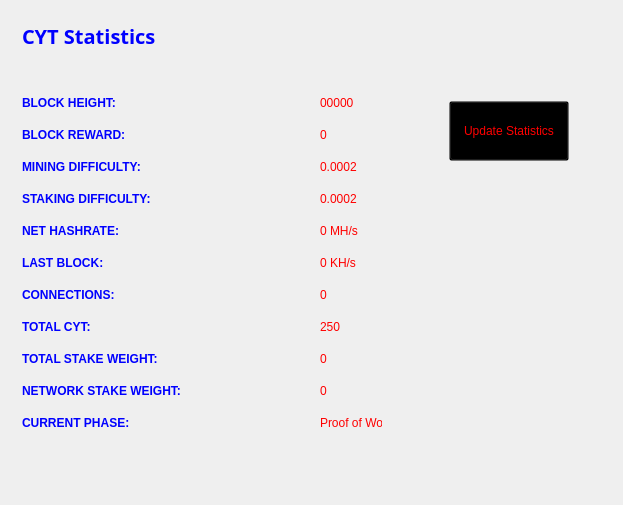
Before: the Qt Designer form src/qt/forms/statisticspage.ui in 010000110101100101010100/CYTN, drawn with Qt 5.
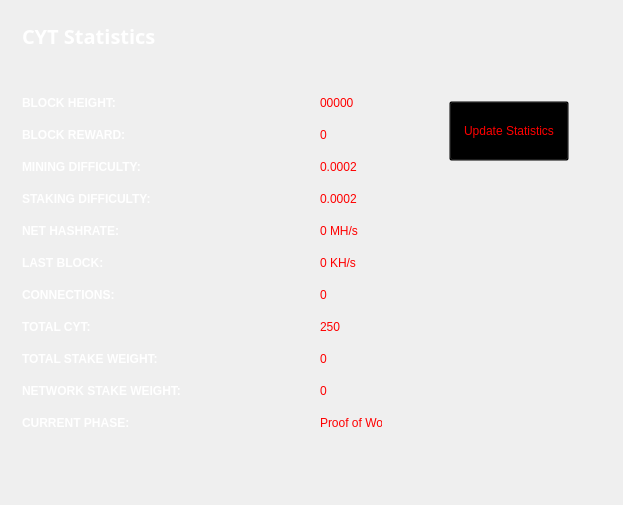
After: the same form once the commit is applied.

What changed in the file:
```diff
--- a/src/qt/forms/statisticspage.ui
+++ b/src/qt/forms/statisticspage.ui
@@ -91,7 +91,7 @@
            <string notr="true">color: rgb(0, 0, 255);</string>
           </property>
           <property name="text">
-           <string>&lt;html&gt;&lt;head/&gt;&lt;body&gt;&lt;p&gt;&lt;span style=&quot; font-weight:600; color: rgb(0, 0, 255);;&quot;&gt;BLOCK HEIGHT:&lt;/span&gt;&lt;/p&gt;&lt;/body&gt;&lt;/html&gt;</string>
+           <string>&lt;html&gt;&lt;head/&gt;&lt;body&gt;&lt;p&gt;&lt;span style=&quot; font-weight:600; color:#ffffff;&quot;&gt;BLOCK HEIGHT:&lt;/span&gt;&lt;/p&gt;&lt;/body&gt;&lt;/html&gt;</string>
           </property>
          </widget>
         </item>
@@ -111,7 +111,7 @@
            <string notr="true">color: rgb(0, 0, 255);</string>
           </property>
           <property name="text">
-           <string>&lt;html&gt;&lt;head/&gt;&lt;body&gt;&lt;p&gt;&lt;span style=&quot; font-weight:600; color: rgb(0, 0, 255);;&quot;&gt;BLOCK REWARD:&lt;/span&gt;&lt;/p&gt;&lt;/body&gt;&lt;/html&gt;</string>
+           <string>&lt;html&gt;&lt;head/&gt;&lt;body&gt;&lt;p&gt;&lt;span style=&quot; font-weight:600; color:#ffffff;&quot;&gt;BLOCK REWARD:&lt;/span&gt;&lt;/p&gt;&lt;/body&gt;&lt;/html&gt;</string>
           </property>
          </widget>
         </item>
@@ -131,7 +131,7 @@
            <string notr="true">color: rgb(0, 0, 255);</string>
           </property>
           <property name="text">
-           <string>&lt;html&gt;&lt;head/&gt;&lt;body&gt;&lt;p&gt;&lt;span style=&quot; font-weight:600; color: rgb(0, 0, 255);;&quot;&gt;MINING DIFFICULTY:&lt;/span&gt;&lt;/p&gt;&lt;/body&gt;&lt;/html&gt;</string>
+           <string>&lt;html&gt;&lt;head/&gt;&lt;body&gt;&lt;p&gt;&lt;span style=&quot; font-weight:600; color:#ffffff;&quot;&gt;MINING DIFFICULTY:&lt;/span&gt;&lt;/p&gt;&lt;/body&gt;&lt;/html&gt;</string>
           </property>
          </widget>
         </item>
@@ -151,7 +151,7 @@
            <string notr="true">color: rgb(0, 0, 255);</string>
           </property>
           <property name="text">
-           <string>&lt;html&gt;&lt;head/&gt;&lt;body&gt;&lt;p&gt;&lt;span style=&quot; font-weight:600; color: rgb(0, 0, 255);;&quot;&gt;STAKING DIFFICULTY:&lt;/span&gt;&lt;/p&gt;&lt;/body&gt;&lt;/html&gt;</string>
+           <string>&lt;html&gt;&lt;head/&gt;&lt;body&gt;&lt;p&gt;&lt;span style=&quot; font-weight:600; color:#ffffff;&quot;&gt;STAKING DIFFICULTY:&lt;/span&gt;&lt;/p&gt;&lt;/body&gt;&lt;/html&gt;</string>
           </property>
          </widget>
         </item>
@@ -187,7 +187,7 @@
            <string notr="true">color: rgb(0, 0, 255);</string>
           </property>
           <property name="text">
-           <string>&lt;html&gt;&lt;head/&gt;&lt;body&gt;&lt;p&gt;&lt;span style=&quot; font-weight:600; color: rgb(0, 0, 255);;&quot;&gt;LAST BLOCK:&lt;/span&gt;&lt;/p&gt;&lt;/body&gt;&lt;/html&gt;</string>
+           <string>&lt;html&gt;&lt;head/&gt;&lt;body&gt;&lt;p&gt;&lt;span style=&quot; font-weight:600; color:#ffffff;&quot;&gt;LAST BLOCK:&lt;/span&gt;&lt;/p&gt;&lt;/body&gt;&lt;/html&gt;</string>
           </property>
          </widget>
         </item>
@@ -207,7 +207,7 @@
            <string notr="true">color: rgb(0, 0, 255);</string>
           </property>
           <property name="text">
-           <string>&lt;html&gt;&lt;head/&gt;&lt;body&gt;&lt;p&gt;&lt;span style=&quot; font-weight:600; color: rgb(0, 0, 255);;&quot;&gt;CONNECTIONS:&lt;/span&gt;&lt;/p&gt;&lt;/body&gt;&lt;/html&gt;</string>
+           <string>&lt;html&gt;&lt;head/&gt;&lt;body&gt;&lt;p&gt;&lt;span style=&quot; font-weight:600; color:#ffffff;&quot;&gt;CONNECTIONS:&lt;/span&gt;&lt;/p&gt;&lt;/body&gt;&lt;/html&gt;</string>
           </property>
          </widget>
         </item>
@@ -227,7 +227,7 @@
            <string notr="true">color: rgb(0, 0, 255);</string>
           </property>
           <property name="text">
-           <string>&lt;html&gt;&lt;head/&gt;&lt;body&gt;&lt;p&gt;&lt;span style=&quot; font-weight:600; color: rgb(0, 0, 255);;&quot;&gt;TOTAL CYT:&lt;/span&gt;&lt;/p&gt;&lt;/body&gt;&lt;/html&gt;</string>
+           <string>&lt;html&gt;&lt;head/&gt;&lt;body&gt;&lt;p&gt;&lt;span style=&quot; font-weight:600; color:#ffffff;&quot;&gt;TOTAL CYT:&lt;/span&gt;&lt;/p&gt;&lt;/body&gt;&lt;/html&gt;</string>
           </property>
          </widget>
         </item>
@@ -247,7 +247,7 @@
            <string notr="true">color: rgb(0, 0, 255);</string>
           </property>
           <property name="text">
-           <string>&lt;html&gt;&lt;head/&gt;&lt;body&gt;&lt;p&gt;&lt;span style=&quot; font-weight:600; color: rgb(0, 0, 255);;&quot;&gt;TOTAL STAKE WEIGHT:&lt;/span&gt;&lt;/p&gt;&lt;/body&gt;&lt;/html&gt;</string>
+           <string>&lt;html&gt;&lt;head/&gt;&lt;body&gt;&lt;p&gt;&lt;span style=&quot; font-weight:600; color:#ffffff;&quot;&gt;TOTAL STAKE WEIGHT:&lt;/span&gt;&lt;/p&gt;&lt;/body&gt;&lt;/html&gt;</string>
           </property>
          </widget>
         </item>
@@ -267,7 +267,7 @@
            <string notr="true">color: rgb(0, 0, 255);</string>
           </property>
           <property name="text">
-           <string>&lt;html&gt;&lt;head/&gt;&lt;body&gt;&lt;p&gt;&lt;span style=&quot; font-weight:600; color: rgb(0, 0, 255);;&quot;&gt;NETWORK STAKE WEIGHT:&lt;/span&gt;&lt;/p&gt;&lt;/body&gt;&lt;/html&gt;</string>
+           <string>&lt;html&gt;&lt;head/&gt;&lt;body&gt;&lt;p&gt;&lt;span style=&quot; font-weight:600; color:#ffffff;&quot;&gt;NETWORK STAKE WEIGHT:&lt;/span&gt;&lt;/p&gt;&lt;/body&gt;&lt;/html&gt;</string>
           </property>
          </widget>
         </item>
@@ -287,7 +287,7 @@
            <string notr="true">color: rgb(0, 0, 255);</string>
           </property>
           <property name="text">
-           <string>&lt;html&gt;&lt;head/&gt;&lt;body&gt;&lt;p&gt;&lt;span style=&quot; font-weight:600; color: rgb(0, 0, 255);;&quot;&gt;CURRENT PHASE:&lt;/span&gt;&lt;/p&gt;&lt;/body&gt;&lt;/html&gt;</string>
+           <string>&lt;html&gt;&lt;head/&gt;&lt;body&gt;&lt;p&gt;&lt;span style=&quot; font-weight:600; color:#ffffff;&quot;&gt;CURRENT PHASE:&lt;/span&gt;&lt;/p&gt;&lt;/body&gt;&lt;/html&gt;</string>
           </property>
          </widget>
         </item>
@@ -307,7 +307,7 @@
            <string notr="true">color: rgb(0, 0, 255);</string>
           </property>
           <property name="text">
-           <string>&lt;html&gt;&lt;head/&gt;&lt;body&gt;&lt;p&gt;&lt;span style=&quot; font-weight:600; color: rgb(0, 0, 255);;&quot;&gt;NET HASHRATE:&lt;/span&gt;&lt;/p&gt;&lt;/body&gt;&lt;/html&gt;</string>
+           <string>&lt;html&gt;&lt;head/&gt;&lt;body&gt;&lt;p&gt;&lt;span style=&quot; font-weight:600; color:#ffffff;&quot;&gt;NET HASHRATE:&lt;/span&gt;&lt;/p&gt;&lt;/body&gt;&lt;/html&gt;</string>
           </property>
          </widget>
         </item>
@@ -329,7 +329,7 @@
            <string notr="true">color: rgb(255, 0, 0);</string>
           </property>
           <property name="text">
-           <string>&lt;html&gt;&lt;head/&gt;&lt;body&gt;&lt;p&gt;&lt;span style=&quot; font-size:20px; font-weight:600; color: rgb(0, 0, 255);;&quot;&gt;CYT Statistics&lt;/span&gt;&lt;/p&gt;&lt;/body&gt;&lt;/html&gt;</string>
+           <string>&lt;html&gt;&lt;head/&gt;&lt;body&gt;&lt;p&gt;&lt;span style=&quot; font-size:20px; font-weight:600; color:#ffffff;&quot;&gt;CYT Statistics&lt;/span&gt;&lt;/p&gt;&lt;/body&gt;&lt;/html&gt;</string>
           </property>
          </widget>
         </item>
```
